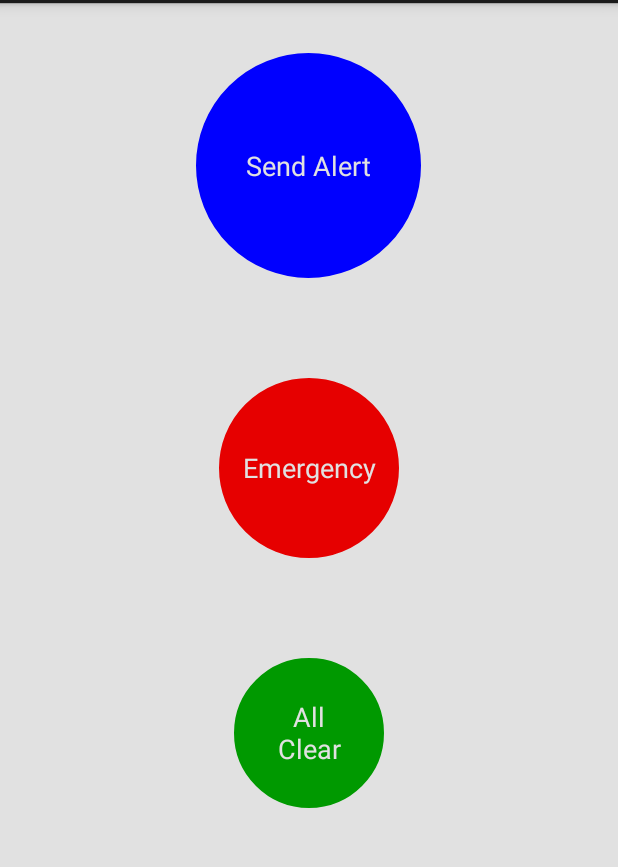
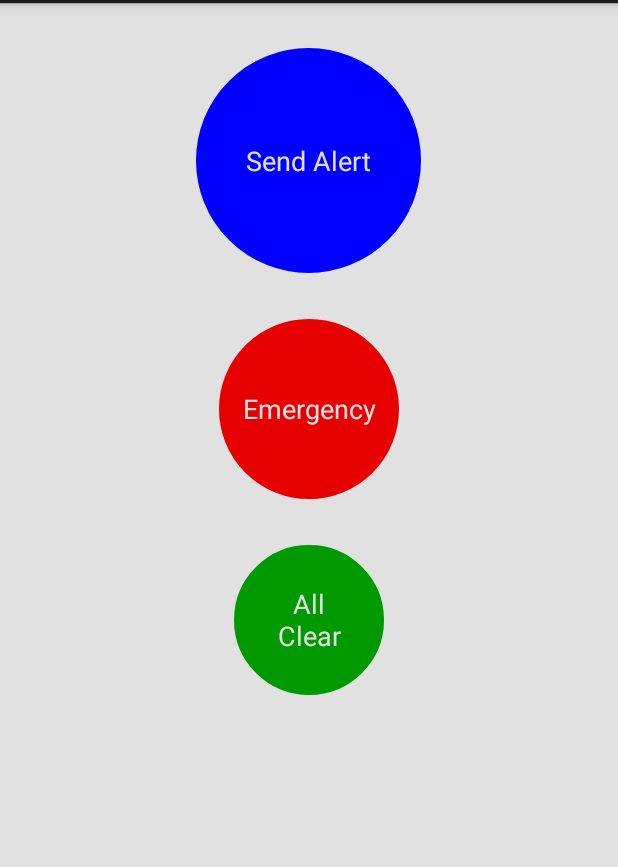
Before and after one commit to kheath/SafetyApp, an Android app: the screen it shows after launch (SMS), after a tap on "Emergency", on a phone screen of 412 x 824 dp, the part 69-936 px from its top. Run offline under Robolectric (Android 15) with nearby library versions, the phone set to English and light mode, and no system bars.

Commit message:
No major changes, just making sure I don't lose them

```diff
--- a/SMSMessaging/app/src/main/java/myfirstapp/example/com/sms/SMS.java
+++ b/SMSMessaging/app/src/main/java/myfirstapp/example/com/sms/SMS.java
@@ -52,7 +52,7 @@ public class SMS extends Activity
         btnItsOkay = (Button) findViewById(R.id.btnItsOkay);
 
         // Put in the "emergency" phone number
-        eNumber = "4153200859";
+        eNumber = "14805779529";//"4153200859";
 
         kkMessage = "Yarr matey, the seas be calm.";
 
@@ -117,7 +117,7 @@ public class SMS extends Activity
             }
         });
 
-        // Call da police!
+        // Call da police!  --> Does not work yet
 
         btnOhShit.setOnClickListener(new View.OnClickListener()
         {
@@ -128,8 +128,13 @@ public class SMS extends Activity
             	{
             		if (isValidPhoneNumber(eNumber, getApplicationContext()))
             		{
-            			Intent callIntent = new Intent(Intent.ACTION_CALL, Uri.parse(eNumber));
-            			startActivity(callIntent);
+//            			Intent callIntent = new Intent(Intent.ACTION_CALL, Uri.parse(eNumber));
+//            			startActivity(callIntent);
+            			Toast toast = Toast.makeText(getBaseContext(),
+                				"This feature is a work in progress",
+                				Toast.LENGTH_SHORT);
+                		toast.setGravity(Gravity.CENTER, 0, 0);
+                		toast.show();
             		}
             	}
             	else
--- a/SMSMessaging/app/src/main/res/layout/activity_sms.xml
+++ b/SMSMessaging/app/src/main/res/layout/activity_sms.xml
@@ -11,7 +11,8 @@
         android:layout_centerHorizontal="true"
 
         android:gravity="center"
-        android:layout_margin="33dp"
+        android:layout_marginTop="30dp"
+        android:layout_marginBottom="15dp"
         android:layout_width="150dp"
         android:layout_height="150dp"
         android:background="@drawable/ovalbluebutton"
@@ -26,7 +27,8 @@
         android:layout_centerHorizontal="true"
         android:gravity="center"
 
-        android:layout_margin="33dp"
+        android:layout_marginTop="15dp"
+        android:layout_marginBottom="15dp"
         android:layout_width="120dp"
         android:layout_height="120dp"
         android:background="@drawable/ovalbutton"
@@ -41,7 +43,8 @@
         android:layout_centerHorizontal="true"
         android:gravity="center"
 
-        android:layout_margin="33dp"
+        android:layout_marginTop="15dp"
+        android:layout_marginBottom="15dp"
         android:layout_width="100dp"
         android:layout_height="100dp"
         android:background="@drawable/ovalgreenbutton"
```
